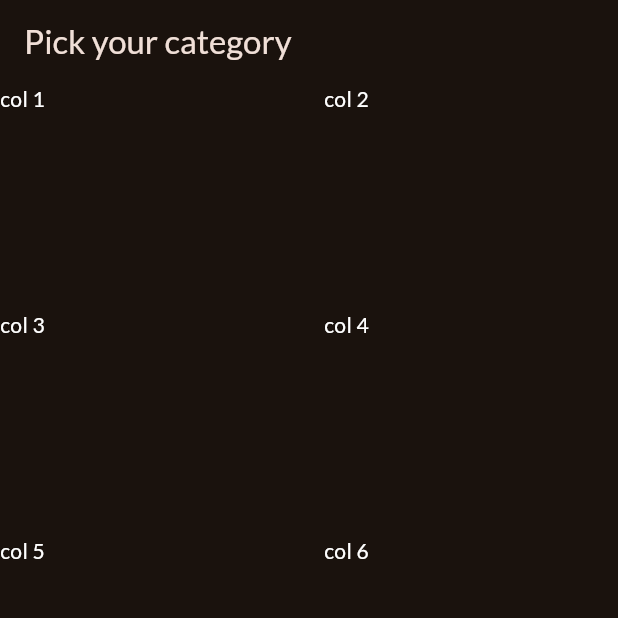
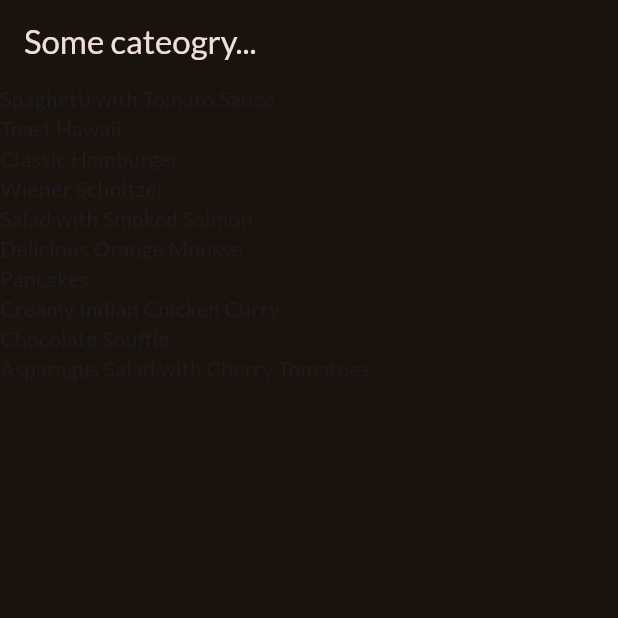
Before and after one commit to parth-n/Meals_app, a Flutter app: the screen it shows after launch, on a phone screen of 412 x 824 dp, the top half of it. Run offline on Flutter 3.47's test engine with Material 3 defaults, Android fonts, the phone set to English and light mode, and no system bars; our stand-ins replace google_fonts.

Commit message:
added dummy data, categories,meals, fallback

```diff
--- /dev/null
+++ b/lib/data/dummy_data.dart
@@ -0,0 +1,409 @@
+import 'package:flutter/material.dart';
+
+import 'package:meals_app/models/category.dart';
+import 'package:meals_app/models/meal.dart';
+
+// Constants in Dart should be written in lowerCamelcase.
+const availableCategories = [
+  Category(
+    id: 'c1',
+    title: 'Italian',
+    color: Colors.purple,
+  ),
+  Category(
+    id: 'c2',
+    title: 'Quick & Easy',
+    color: Colors.red,
+  ),
+  Category(
+    id: 'c3',
+    title: 'Hamburgers',
+    color: Colors.orange,
+  ),
+  Category(
+    id: 'c4',
+    title: 'German',
+    color: Colors.amber,
+  ),
+  Category(
+    id: 'c5',
+    title: 'Light & Lovely',
+    color: Colors.blue,
+  ),
+  Category(
+    id: 'c6',
+    title: 'Exotic',
+    color: Colors.green,
+  ),
+  Category(
+    id: 'c7',
+    title: 'Breakfast',
+    color: Colors.lightBlue,
+  ),
+  Category(
+    id: 'c8',
+    title: 'Asian',
+    color: Colors.lightGreen,
+  ),
+  Category(
+    id: 'c9',
+    title: 'French',
+    color: Colors.pink,
+  ),
+  Category(
+    id: 'c10',
+    title: 'Summer',
+    color: Colors.teal,
+  ),
+];
+
+const dummyMeals = [
+  Meal(
+    id: 'm1',
+    categories: [
+      'c1',
+      'c2',
+    ],
+    title: 'Spaghetti with Tomato Sauce',
+    affordability: Affordability.affordable,
+    complexity: Complexity.simple,
+    imageUrl:
+        'https://upload.wikimedia.org/wikipedia/commons/thumb/2/20/Spaghetti_Bolognese_mit_Parmesan_oder_Grana_Padano.jpg/800px-Spaghetti_Bolognese_mit_Parmesan_oder_Grana_Padano.jpg',
+    duration: 20,
+    ingredients: [
+      '4 Tomatoes',
+      '1 Tablespoon of Olive Oil',
+      '1 Onion',
+      '250g Spaghetti',
+      'Spices',
+      'Cheese (optional)'
+    ],
+    steps: [
+      'Cut the tomatoes and the onion into small pieces.',
+      'Boil some water - add salt to it once it boils.',
+      'Put the spaghetti into the boiling water - they should be done in about 10 to 12 minutes.',
+      'In the meantime, heaten up some olive oil and add the cut onion.',
+      'After 2 minutes, add the tomato pieces, salt, pepper and your other spices.',
+      'The sauce will be done once the spaghetti are.',
+      'Feel free to add some cheese on top of the finished dish.'
+    ],
+    isGlutenFree: false,
+    isVegan: true,
+    isVegetarian: true,
+    isLactoseFree: true,
+  ),
+  Meal(
+    id: 'm2',
+    categories: [
+      'c2',
+    ],
+    title: 'Toast Hawaii',
+    affordability: Affordability.affordable,
+    complexity: Complexity.simple,
+    imageUrl:
+        'https://cdn.pixabay.com/photo/2018/07/11/21/51/toast-3532016_1280.jpg',
+    duration: 10,
+    ingredients: [
+      '1 Slice White Bread',
+      '1 Slice Ham',
+      '1 Slice Pineapple',
+      '1-2 Slices of Cheese',
+      'Butter'
+    ],
+    steps: [
+      'Butter one side of the white bread',
+      'Layer ham, the pineapple and cheese on the white bread',
+      'Bake the toast for round about 10 minutes in the oven at 200°C'
+    ],
+    isGlutenFree: false,
+    isVegan: false,
+    isVegetarian: false,
+    isLactoseFree: false,
+  ),
+  Meal(
+    id: 'm3',
+    categories: [
+      'c2',
+      'c3',
+    ],
+    title: 'Classic Hamburger',
+    affordability: Affordability.pricey,
+    complexity: Complexity.simple,
+    imageUrl:
+        'https://cdn.pixabay.com/photo/2014/10/23/18/05/burger-500054_1280.jpg',
+    duration: 45,
+    ingredients: [
+      '300g Cattle Hack',
+      '1 Tomato',
+      '1 Cucumber',
+      '1 Onion',
+      'Ketchup',
+      '2 Burger Buns'
+    ],
+    steps: [
+      'Form 2 patties',
+      'Fry the patties for c. 4 minutes on each side',
+      'Quickly fry the buns for c. 1 minute on each side',
+      'Bruch buns with ketchup',
+      'Serve burger with tomato, cucumber and onion'
+    ],
+    isGlutenFree: false,
+    isVegan: false,
+    isVegetarian: false,
+    isLactoseFree: true,
+  ),
+  Meal(
+    id: 'm4',
+    categories: [
+      'c4',
+    ],
+    title: 'Wiener Schnitzel',
+    affordability: Affordability.luxurious,
+    complexity: Complexity.challenging,
+    imageUrl:
+        'https://cdn.pixabay.com/photo/2018/03/31/19/29/schnitzel-3279045_1280.jpg',
+    duration: 60,
+    ingredients: [
+      '8 Veal Cutlets',
+      '4 Eggs',
+      '200g Bread Crumbs',
+      '100g Flour',
+      '300ml Butter',
+      '100g Vegetable Oil',
+      'Salt',
+      'Lemon Slices'
+    ],
+    steps: [
+      'Tenderize the veal to about 2-4mm,and salt on both sides.',
+      'On a flat plate, stir the eggs briefly with a fork.',
+      'Lightly coat the cutlets in flour then dip into the egg, and finally, coat in breadcrumbs.',
+      'Heat the butter and oil in a large pan (allow the fat to get very hot) and fry the schnitzels until golden brown on both sides.',
+      'Make sure to toss the pan regularly so that the schnitzels are surrounded by oil and the crumbing becomes ‘fluffy’.',
+      'Remove, and drain on kitchen paper. Fry the parsley in the remaining oil and drain.',
+      'Place the schnitzels on awarmed plate and serve garnishedwith parsley and slices of lemon.'
+    ],
+    isGlutenFree: false,
+    isVegan: false,
+    isVegetarian: false,
+    isLactoseFree: false,
+  ),
+  Meal(
+    id: 'm5',
+    categories: [
+      'c2'
+          'c5',
+      'c10',
+    ],
+    title: 'Salad with Smoked Salmon',
+    affordability: Affordability.luxurious,
+    complexity: Complexity.simple,
+    imageUrl:
+        'https://cdn.pixabay.com/photo/2016/10/25/13/29/smoked-salmon-salad-1768890_1280.jpg',
+    duration: 15,
+    ingredients: [
+      'Arugula',
+      'Lamb\'s Lettuce',
+      'Parsley',
+      'Fennel',
+      '200g Smoked Salmon',
+      'Mustard',
+      'Balsamic Vinegar',
+      'Olive Oil',
+      'Salt and Pepper'
+    ],
+    steps: [
+      'Wash and cut salad and herbs',
+      'Dice the salmon',
+      'Process mustard, vinegar and olive oil into a dessing',
+      'Prepare the salad',
+      'Add salmon cubes and dressing'
+    ],
+    isGlutenFree: true,
+    isVegan: false,
+    isVegetarian: true,
+    isLactoseFree: true,
+  ),
+  Meal(
+    id: 'm6',
+    categories: [
+      'c6',
+      'c10',
+    ],
+    title: 'Delicious Orange Mousse',
+    affordability: Affordability.affordable,
+    complexity: Complexity.hard,
+    imageUrl:
+        'https://cdn.pixabay.com/photo/2017/05/01/05/18/pastry-2274750_1280.jpg',
+    duration: 240,
+    ingredients: [
+      '4 Sheets of Gelatine',
+      '150ml Orange Juice',
+      '80g Sugar',
+      '300g Yoghurt',
+      '200g Cream',
+      'Orange Peel',
+    ],
+    steps: [
+      'Dissolve gelatine in pot',
+      'Add orange juice and sugar',
+      'Take pot off the stove',
+      'Add 2 tablespoons of yoghurt',
+      'Stir gelatin under remaining yoghurt',
+      'Cool everything down in the refrigerator',
+      'Whip the cream and lift it under die orange mass',
+      'Cool down again for at least 4 hours',
+      'Serve with orange peel',
+    ],
+    isGlutenFree: true,
+    isVegan: false,
+    isVegetarian: true,
+    isLactoseFree: false,
+  ),
+  Meal(
+    id: 'm7',
+    categories: [
+      'c7',
+    ],
+    title: 'Pancakes',
+    affordability: Affordability.affordable,
+    complexity: Complexity.simple,
+    imageUrl:
+        'https://cdn.pixabay.com/photo/2018/07/10/21/23/pancake-3529653_1280.jpg',
+    duration: 20,
+    ingredients: [
+      '1 1/2 Cups all-purpose Flour',
+      '3 1/2 Teaspoons Baking Powder',
+      '1 Teaspoon Salt',
+      '1 Tablespoon White Sugar',
+      '1 1/4 cups Milk',
+      '1 Egg',
+      '3 Tablespoons Butter, melted',
+    ],
+    steps: [
+      'In a large bowl, sift together the flour, baking powder, salt and sugar.',
+      'Make a well in the center and pour in the milk, egg and melted butter; mix until smooth.',
+      'Heat a lightly oiled griddle or frying pan over medium high heat.',
+      'Pour or scoop the batter onto the griddle, using approximately 1/4 cup for each pancake. Brown on both sides and serve hot.'
+    ],
+    isGlutenFree: true,
+    isVegan: false,
+    isVegetarian: true,
+    isLactoseFree: false,
+  ),
+  Meal(
+    id: 'm8',
+    categories: [
+      'c8',
+    ],
+    title: 'Creamy Indian Chicken Curry',
+    affordability: Affordability.pricey,
+    complexity: Complexity.challenging,
+    imageUrl:
+        'https://cdn.pixabay.com/photo/2018/06/18/16/05/indian-food-3482749_1280.jpg',
+    duration: 35,
+    ingredients: [
+      '4 Chicken Breasts',
+      '1 Onion',
+      '2 Cloves of Garlic',
+      '1 Piece of Ginger',
+      '4 Tablespoons Almonds',
+      '1 Teaspoon Cayenne Pepper',
+      '500ml Coconut Milk',
+    ],
+    steps: [
+      'Slice and fry the chicken breast',
+      'Process onion, garlic and ginger into paste and sauté everything',
+      'Add spices and stir fry',
+      'Add chicken breast + 250ml of water and cook everything for 10 minutes',
+      'Add coconut milk',
+      'Serve with rice'
+    ],
+    isGlutenFree: true,
+    isVegan: false,
+    isVegetarian: false,
+    isLactoseFree: true,
+  ),
+  Meal(
+    id: 'm9',
+    categories: [
+      'c9',
+    ],
+    title: 'Chocolate Souffle',
+    affordability: Affordability.affordable,
+    complexity: Complexity.hard,
+    imageUrl:
+        'https://cdn.pixabay.com/photo/2014/08/07/21/07/souffle-412785_1280.jpg',
+    duration: 45,
+    ingredients: [
+      '1 Teaspoon melted Butter',
+      '2 Tablespoons white Sugar',
+      '2 Ounces 70% dark Chocolate, broken into pieces',
+      '1 Tablespoon Butter',
+      '1 Tablespoon all-purpose Flour',
+      '4 1/3 tablespoons cold Milk',
+      '1 Pinch Salt',
+      '1 Pinch Cayenne Pepper',
+      '1 Large Egg Yolk',
+      '2 Large Egg Whites',
+      '1 Pinch Cream of Tartar',
+      '1 Tablespoon white Sugar',
+    ],
+    steps: [
+      'Preheat oven to 190°C. Line a rimmed baking sheet with parchment paper.',
+      'Brush bottom and sides of 2 ramekins lightly with 1 teaspoon melted butter; cover bottom and sides right up to the rim.',
+      'Add 1 tablespoon white sugar to ramekins. Rotate ramekins until sugar coats all surfaces.',
+      'Place chocolate pieces in a metal mixing bowl.',
+      'Place bowl over a pan of about 3 cups hot water over low heat.',
+      'Melt 1 tablespoon butter in a skillet over medium heat. Sprinkle in flour. Whisk until flour is incorporated into butter and mixture thickens.',
+      'Whisk in cold milk until mixture becomes smooth and thickens. Transfer mixture to bowl with melted chocolate.',
+      'Add salt and cayenne pepper. Mix together thoroughly. Add egg yolk and mix to combine.',
+      'Leave bowl above the hot (not simmering) water to keep chocolate warm while you whip the egg whites.',
+      'Place 2 egg whites in a mixing bowl; add cream of tartar. Whisk until mixture begins to thicken and a drizzle from the whisk stays on the surface about 1 second before disappearing into the mix.',
+      'Add 1/3 of sugar and whisk in. Whisk in a bit more sugar about 15 seconds.',
+      'whisk in the rest of the sugar. Continue whisking until mixture is about as thick as shaving cream and holds soft peaks, 3 to 5 minutes.',
+      'Transfer a little less than half of egg whites to chocolate.',
+      'Mix until egg whites are thoroughly incorporated into the chocolate.',
+      'Add the rest of the egg whites; gently fold into the chocolate with a spatula, lifting from the bottom and folding over.',
+      'Stop mixing after the egg white disappears. Divide mixture between 2 prepared ramekins. Place ramekins on prepared baking sheet.',
+      'Bake in preheated oven until scuffles are puffed and have risen above the top of the rims, 12 to 15 minutes.',
+    ],
+    isGlutenFree: true,
+    isVegan: false,
+    isVegetarian: true,
+    isLactoseFree: false,
+  ),
+  Meal(
+    id: 'm10',
+    categories: [
+      'c2',
+      'c5',
+      'c10',
+    ],
+    title: 'Asparagus Salad with Cherry Tomatoes',
+    affordability: Affordability.luxurious,
+    complexity: Complexity.simple,
+    imageUrl:
+        'https://cdn.pixabay.com/photo/2018/04/09/18/26/asparagus-3304997_1280.jpg',
+    duration: 30,
+    ingredients: [
+      'White and Green Asparagus',
+      '30g Pine Nuts',
+      '300g Cherry Tomatoes',
+      'Salad',
+      'Salt, Pepper and Olive Oil'
+    ],
+    steps: [
+      'Wash, peel and cut the asparagus',
+      'Cook in salted water',
+      'Salt and pepper the asparagus',
+      'Roast the pine nuts',
+      'Halve the tomatoes',
+      'Mix with asparagus, salad and dressing',
+      'Serve with Baguette'
+    ],
+    isGlutenFree: true,
+    isVegan: true,
+    isVegetarian: true,
+    isLactoseFree: true,
+  ),
+];
--- a/lib/main.dart
+++ b/lib/main.dart
@@ -1,6 +1,8 @@
 import 'package:flutter/material.dart';
 import 'package:google_fonts/google_fonts.dart';
-import 'package:meals_app/categories.dart';
+import 'package:meals_app/data/dummy_data.dart';
+import 'package:meals_app/screens/categories.dart';
+import 'package:meals_app/screens/meals.dart';
 
 final theme = ThemeData(
     useMaterial3: true,
@@ -20,7 +22,10 @@ class App extends StatelessWidget {
   Widget build(BuildContext context) {
     return MaterialApp(
       theme: theme,
-      home: const CategoriesScreen(),
+      home: const MealsScreen(
+        title: 'Some cateogry...',
+        meals: dummyMeals,
+      ),
     );
   }
 }
--- /dev/null
+++ b/lib/models/meal.dart
@@ -0,0 +1,45 @@
+// structure of a single meal
+
+enum Complexity {
+  simple,
+  challenging,
+  hard,
+}
+
+enum Affordability {
+  affordable,
+  pricey,
+  luxurious,
+}
+
+class Meal {
+  const Meal({
+    required this.id,
+    required this.categories,
+    required this.title,
+    required this.imageUrl,
+    required this.ingredients,
+    required this.steps,
+    required this.duration,
+    required this.complexity,
+    required this.affordability,
+    required this.isGlutenFree,
+    required this.isLactoseFree,
+    required this.isVegan,
+    required this.isVegetarian,
+  });
+
+  final String id;
+  final List<String> categories;
+  final String title;
+  final String imageUrl;
+  final List<String> ingredients;
+  final List<String> steps;
+  final int duration;
+  final Complexity complexity;
+  final Affordability affordability;
+  final bool isGlutenFree;
+  final bool isLactoseFree;
+  final bool isVegan;
+  final bool isVegetarian;
+}
--- a/lib/categories.dart
+++ b/lib/screens/categories.dart
@@ -1,4 +1,6 @@
 import 'package:flutter/material.dart';
+import 'package:meals_app/data/dummy_data.dart';
+import 'package:meals_app/widgets/categorygriditem.dart';
 
 class CategoriesScreen extends StatelessWidget {
   const CategoriesScreen({super.key});
@@ -10,21 +12,16 @@ class CategoriesScreen extends StatelessWidget {
         title: const Text('Pick your category'),
       ),
       body: GridView(
+          padding: const EdgeInsets.all(24),
           gridDelegate: const SliverGridDelegateWithFixedCrossAxisCount(
               crossAxisCount: 2,
               childAspectRatio: 3 / 2,
               crossAxisSpacing: 20,
               mainAxisSpacing: 20),
-          children: const [
-            Text(
-              'col 1',
-              style: TextStyle(color: Colors.white),
-            ),
-            Text('col 2', style: TextStyle(color: Colors.white)),
-            Text('col 3', style: TextStyle(color: Colors.white)),
-            Text('col 4', style: TextStyle(color: Colors.white)),
-            Text('col 5', style: TextStyle(color: Colors.white)),
-            Text('col 6', style: TextStyle(color: Colors.white))
+          children: [
+            //availableCategories.map((category) => CategoryGridItem(category: category)).toList() is an alternative for for loop
+            for (final category in availableCategories)
+              CategoryGridItem(category: category)
           ]),
     );
   }
--- /dev/null
+++ b/lib/screens/meals.dart
@@ -0,0 +1,43 @@
+import 'package:flutter/material.dart';
+import 'package:meals_app/models/meal.dart';
+
+class MealsScreen extends StatelessWidget {
+  const MealsScreen({required this.meals, required this.title, super.key});
+
+  final String title;
+  final List<Meal> meals;
+
+  @override
+  Widget build(BuildContext context) {
+    Widget content = Center(
+        child: Column(
+      mainAxisSize: MainAxisSize.min,
+      children: [
+        Text(
+          'Uh oh..nothing here !!',
+          style: Theme.of(context)
+              .textTheme
+              .headlineLarge!
+              .copyWith(color: Theme.of(context).colorScheme.onBackground),
+        ),
+        const SizedBox(
+          height: 16,
+        ),
+        Text(
+          'Try selecting a different Category.',
+          style: Theme.of(context)
+              .textTheme
+              .bodyLarge!
+              .copyWith(color: Theme.of(context).colorScheme.onBackground),
+        )
+      ],
+    ));
+
+    if (meals.isNotEmpty) {
+      content = ListView.builder(
+          itemCount: meals.length,
+          itemBuilder: (ctx, index) => Text(meals[index].title));
+    }
+    return Scaffold(appBar: AppBar(title: Text(title)), body: content);
+  }
+}
--- /dev/null
+++ b/lib/widgets/categorygriditem.dart
@@ -0,0 +1,34 @@
+// this file will contain a widget which will be then used in the grid for a single category
+
+import 'package:flutter/material.dart';
+import 'package:meals_app/models/category.dart';
+
+class CategoryGridItem extends StatelessWidget {
+  const CategoryGridItem({required this.category, super.key});
+
+  final Category category;
+  @override
+  Widget build(BuildContext context) {
+    return InkWell(
+      onTap: () {},
+      splashColor: Theme.of(context).primaryColor,
+      borderRadius: BorderRadius.circular(16),
+      // gesturedetector widget can also be used but inkwell is better
+      child: Container(
+        padding: const EdgeInsets.all(16),
+        decoration: BoxDecoration(
+            borderRadius: BorderRadius.circular(16),
+            gradient: LinearGradient(colors: [
+              category.color.withOpacity(0.55),
+              category.color.withOpacity(0.9)
+            ], begin: Alignment.topLeft, end: Alignment.bottomRight)),
+        child: Text(
+          category.title,
+          style: Theme.of(context).textTheme.titleLarge!.copyWith(
+                color: Theme.of(context).colorScheme.onBackground,
+              ),
+        ),
+      ),
+    );
+  }
+}
```
Also changed, not shown: lib/models/category.dart (renamed from lib/modals/category.dart).
